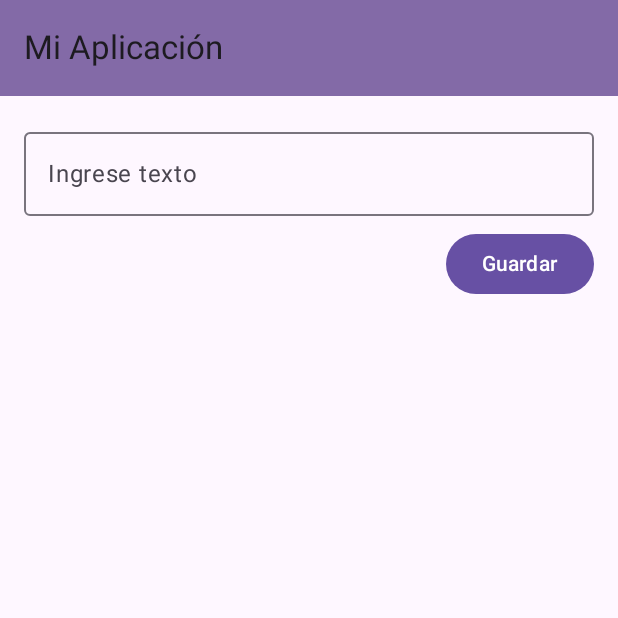
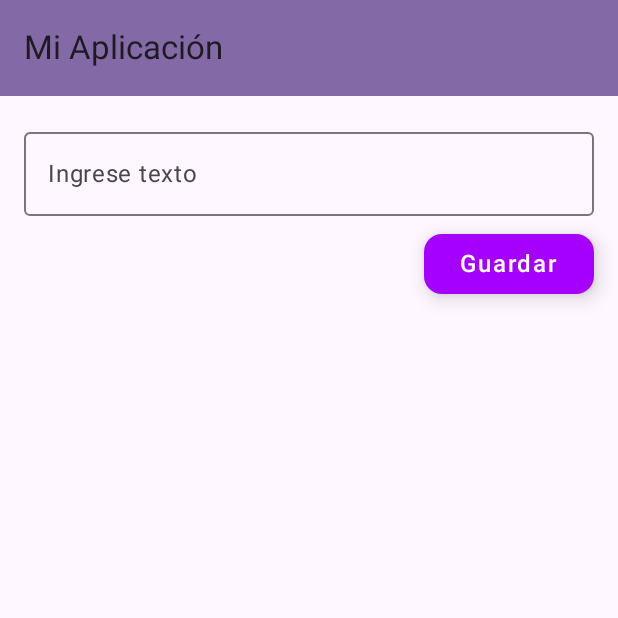
Before and after one commit to Nieve2205/lab04, an Android app built with Jetpack Compose: the screen it shows after launch (MainActivity), on a phone screen of 412 x 824 dp, the top half of it. Run offline under Robolectric (Android 15) with nearby library versions, the phone set to English and light mode, and no system bars.

Commit message:
Agregar estilos al Button

```diff
--- a/app/src/main/java/com/example/lab04/MainActivity.kt
+++ b/app/src/main/java/com/example/lab04/MainActivity.kt
@@ -70,13 +70,28 @@ fun MyApp() {
                         onClick = {
                             if (text.text.isNotEmpty()) {
                                 itemsList.add(text.text)
-                                text = TextFieldValue("") // Clear the field after saving
+                                text = TextFieldValue("")
                             }
                         },
-                        modifier = Modifier.align(Alignment.End)
+                        modifier = Modifier.align(Alignment.End),
+                        colors = ButtonDefaults.buttonColors(
+                            containerColor = Color(0xFFA500FF),
+                            contentColor = Color.White,
+                        ),
+                        shape = MaterialTheme.shapes.medium,
+                        elevation = ButtonDefaults.buttonElevation(
+                            defaultElevation = 8.dp,
+                            pressedElevation = 12.dp,
+                        )
                     ) {
-                        Text("Guardar")
+                        Text(
+                            text = "Guardar",
+                            fontSize = 16.sp,
+                            color = Color.White,
+                            letterSpacing = 1.25.sp
+                        )
                     }
+
                 }
             }
         }
```
